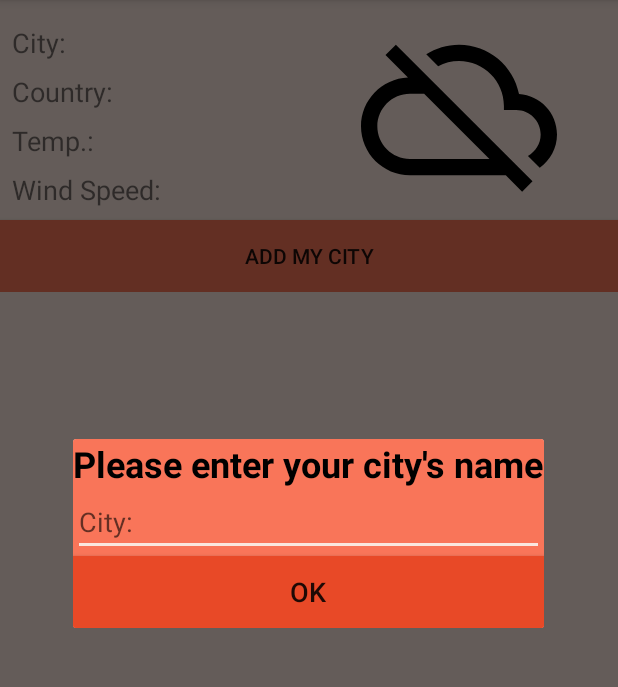
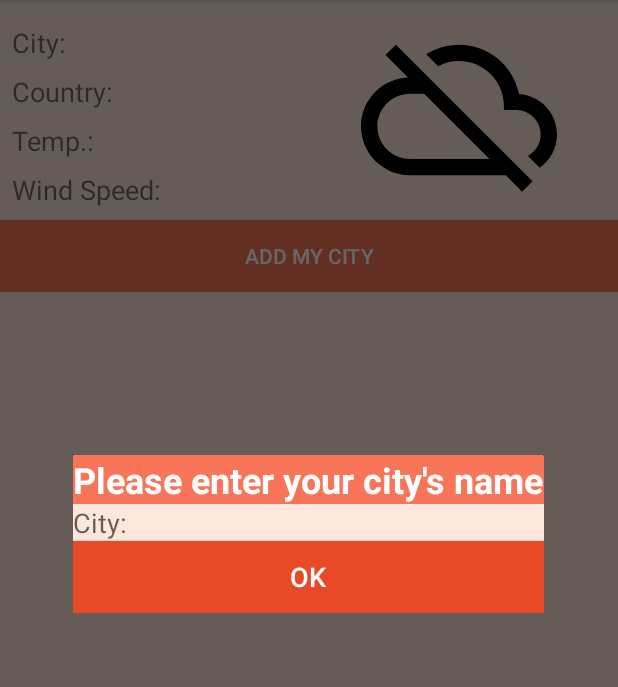
Before and after one commit to Boichonok/OpenWeatherForecast, an Android app: the screen it shows after launch (MainActivity), after a tap on "ADD MY CITY", on a phone screen of 412 x 824 dp, the part 84-771 px from its top. Run offline under Robolectric (Android 15) with nearby library versions, the phone set to English and light mode, and no system bars; our stand-ins replace Dagger/Hilt's generated code, Picasso, Room's generated code, RxJava; pictures from the network do not load.

Commit message:
fix field's color in add coty dialog

```diff
--- a/app/src/main/res/layout/activity_main.xml
+++ b/app/src/main/res/layout/activity_main.xml
@@ -74,6 +74,6 @@
                 android:layout_height="wrap_content" android:id="@+id/add_my_cities"
                 app:layout_constraintStart_toStartOf="parent" app:layout_constraintEnd_toEndOf="parent"
                 android:layout_marginTop="8dp" app:layout_constraintTop_toBottomOf="@+id/linearLayout"
-                android:background="@color/colorPrimary"/>
+                android:background="@color/colorPrimary" android:textColor="@android:color/background_light"/>
     </LinearLayout>
 </androidx.constraintlayout.widget.ConstraintLayout>
--- a/app/src/main/res/layout/add_my_city_dialog.xml
+++ b/app/src/main/res/layout/add_my_city_dialog.xml
@@ -8,16 +8,18 @@
             android:text="@string/dialog_title"
             android:layout_width="match_parent"
             android:layout_height="wrap_content" android:id="@+id/dialog_title" android:textSize="24sp"
-            android:textColor="@android:color/black" android:textAlignment="center" android:textStyle="bold"/>
+            android:textColor="@android:color/background_light" android:textAlignment="center"
+            android:textStyle="bold"/>
     <EditText
             android:layout_width="match_parent"
             android:layout_height="wrap_content"
             android:inputType="text"
             android:ems="10"
-            android:id="@+id/dialog_edit_city_name" android:hint="@string/city_name_field"/>
+            android:id="@+id/dialog_edit_city_name" android:hint="@string/city_name_field"
+            android:background="@color/colorAccent"/>
     <Button
             android:text="@string/dialog_ok_button"
             android:layout_width="match_parent"
             android:layout_height="wrap_content" android:id="@+id/dialog_ok_button" android:textSize="18sp"
-            android:background="@color/colorPrimaryDark"/>
+            android:background="@color/colorPrimaryDark" android:textColor="@android:color/background_light"/>
 </LinearLayout>
--- a/app/src/main/res/values/colors.xml
+++ b/app/src/main/res/values/colors.xml
@@ -2,5 +2,5 @@
 <resources>
     <color name="colorPrimary">#F97559</color>
     <color name="colorPrimaryDark">#E84927</color>
-    <color name="colorAccent">#FAE7DF</color>
+    <color name="colorAccent">#FDE6DC</color>
 </resources>
```
